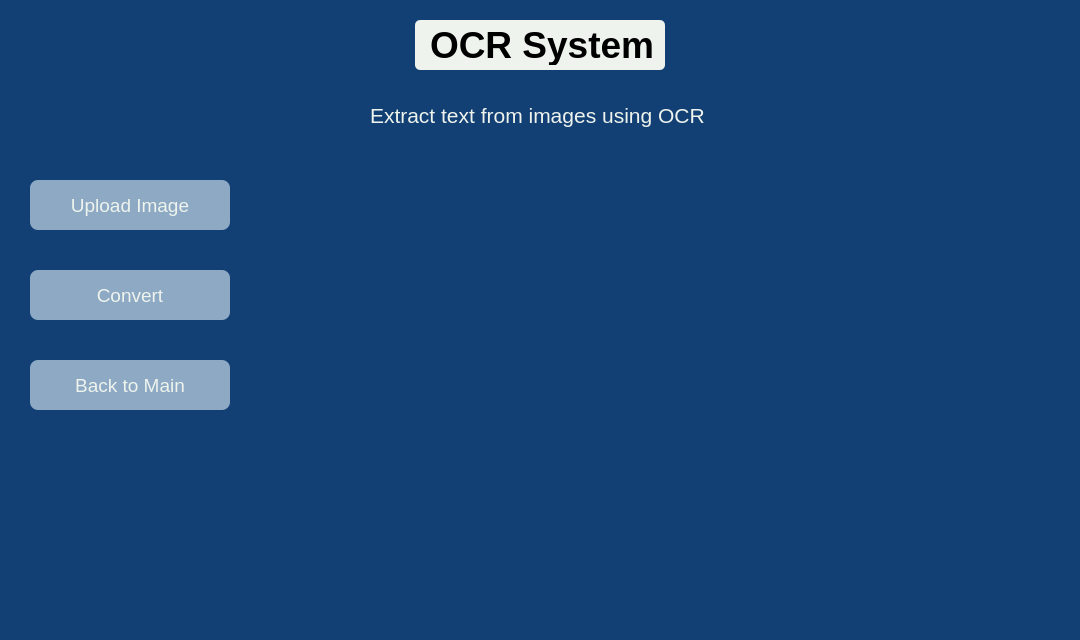
Qt form ocr_menu.ui (Zachve4037/OCR_App) before a commit.
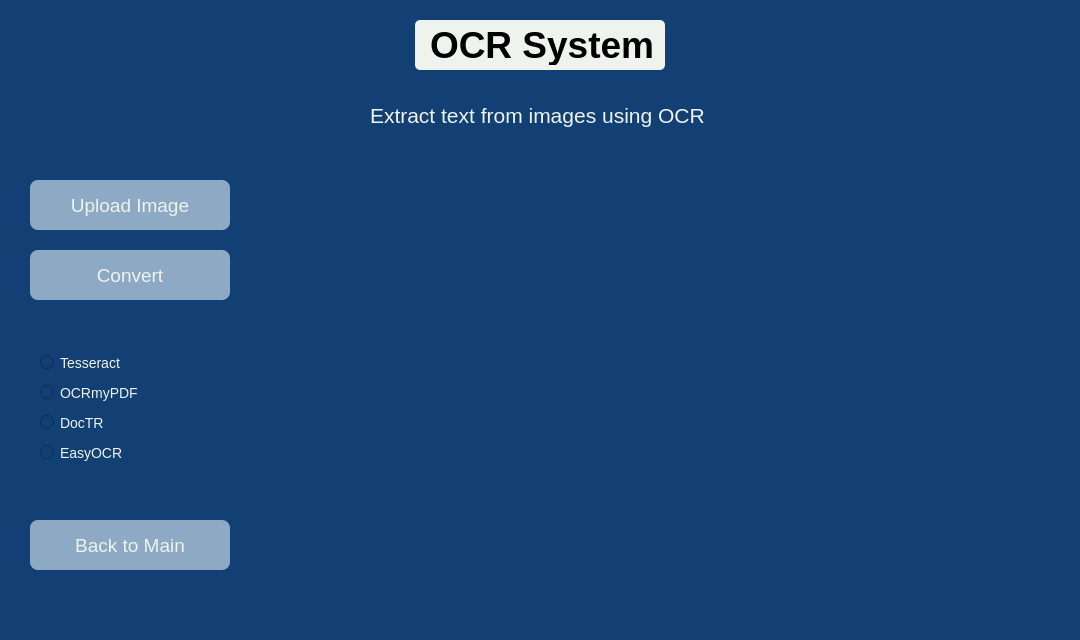
The same form after that commit.

Commit message: ocr system windows updated, added radio buttons

Patch:
```diff
--- a/ocr_menu.ui
+++ b/ocr_menu.ui
@@ -86,7 +86,7 @@
     <property name="geometry">
      <rect>
       <x>30</x>
-      <y>270</y>
+      <y>250</y>
       <width>200</width>
       <height>50</height>
      </rect>
@@ -107,7 +107,7 @@
     <property name="geometry">
      <rect>
       <x>30</x>
-      <y>360</y>
+      <y>520</y>
       <width>200</width>
       <height>50</height>
      </rect>
@@ -124,6 +124,70 @@
      <string>Back to Main</string>
     </property>
    </widget>
+   <widget class="QRadioButton" name="tesseract_btn">
+    <property name="geometry">
+     <rect>
+      <x>40</x>
+      <y>350</y>
+      <width>150</width>
+      <height>25</height>
+     </rect>
+    </property>
+    <property name="styleSheet">
+     <string notr="true">color: #eef4ed; font-size: 14px;</string>
+    </property>
+    <property name="text">
+     <string>Tesseract</string>
+    </property>
+   </widget>
+   <widget class="QRadioButton" name="ocrmypdf_btn">
+    <property name="geometry">
+     <rect>
+      <x>40</x>
+      <y>380</y>
+      <width>150</width>
+      <height>25</height>
+     </rect>
+    </property>
+    <property name="styleSheet">
+     <string notr="true">color: #eef4ed; font-size: 14px;</string>
+    </property>
+    <property name="text">
+     <string>OCRmyPDF</string>
+    </property>
+   </widget>
+   <widget class="QRadioButton" name="doctr_btn">
+    <property name="geometry">
+     <rect>
+      <x>40</x>
+      <y>410</y>
+      <width>150</width>
+      <height>25</height>
+     </rect>
+    </property>
+    <property name="styleSheet">
+     <string notr="true">color: #eef4ed; font-size: 14px;</string>
+    </property>
+    <property name="text">
+     <string>DocTR</string>
+    </property>
+   </widget>
+   <widget class="QRadioButton" name="easyocr_btn">
+    <property name="geometry">
+     <rect>
+      <x>40</x>
+      <y>440</y>
+      <width>150</width>
+      <height>25</height>
+     </rect>
+    </property>
+    <property name="styleSheet">
+     <string notr="true">color: #eef4ed; font-size: 14px;</string>
+    </property>
+    <property name="text">
+     <string>EasyOCR</string>
+    </property>
+   </widget>
   </widget>
   <widget class="QMenuBar" name="menubar">
    <property name="geometry">
```
